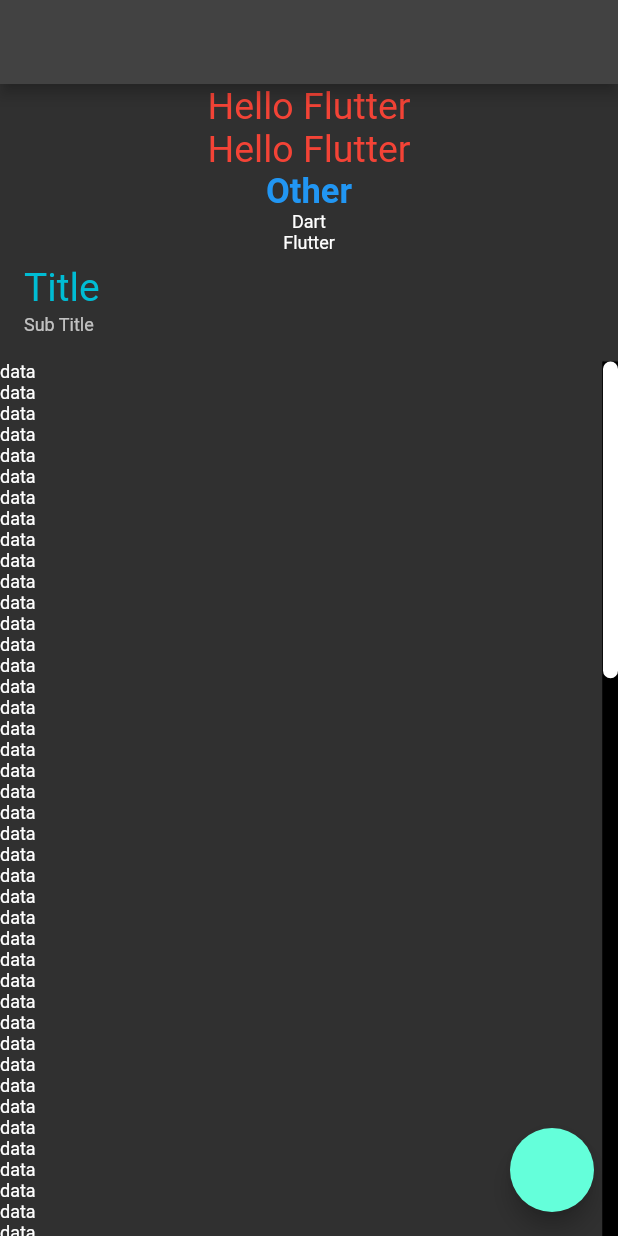
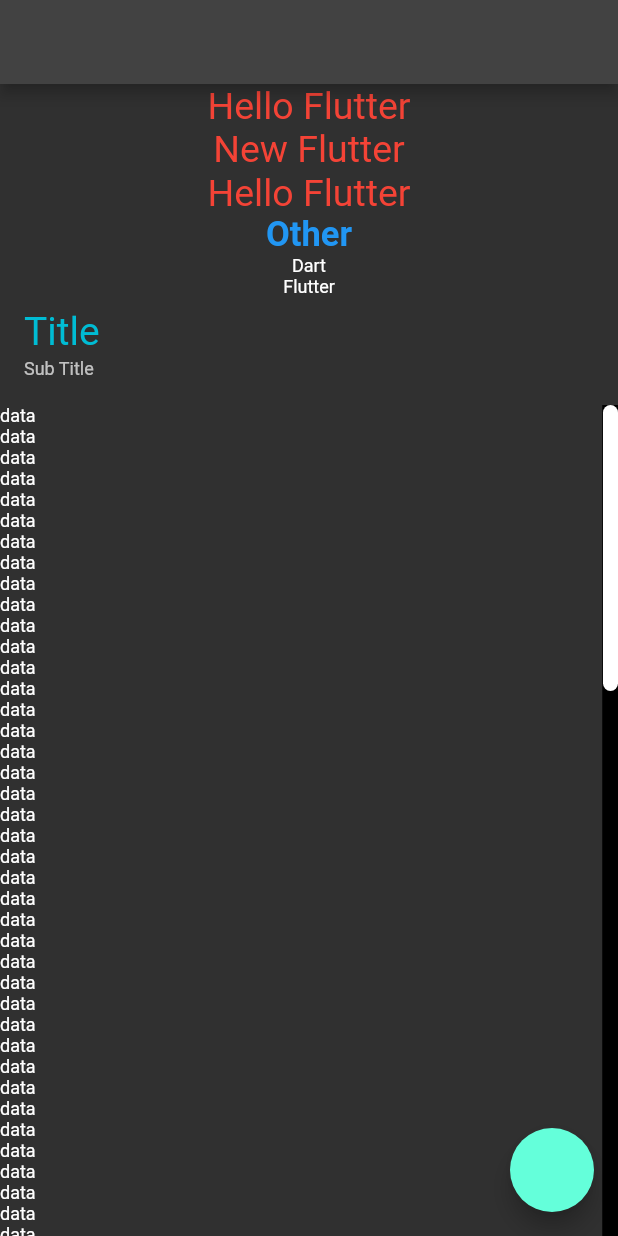
Before and after one commit to Pankaj-pm/new, a Flutter app: the screen it shows after launch, on a phone screen of 412 x 824 dp. Run offline on Flutter 3.47's test engine with Material 2 defaults, Android fonts, the phone set to English and light mode, and no system bars.

Commit message:
add new text widget

```diff
--- a/lib/main.dart
+++ b/lib/main.dart
@@ -80,6 +80,10 @@ class _FirstPageState extends State<FirstPage> {
             style: TextStyle(fontSize: 25, color: Colors.red),
           ),
           Text(
+            "New Flutter",
+            style: TextStyle(fontSize: 25, color: Colors.red),
+          ),
+          Text(
             "Hello Flutter",
             style: TextStyle(fontSize: 25, color: Colors.red),
           ),
```
